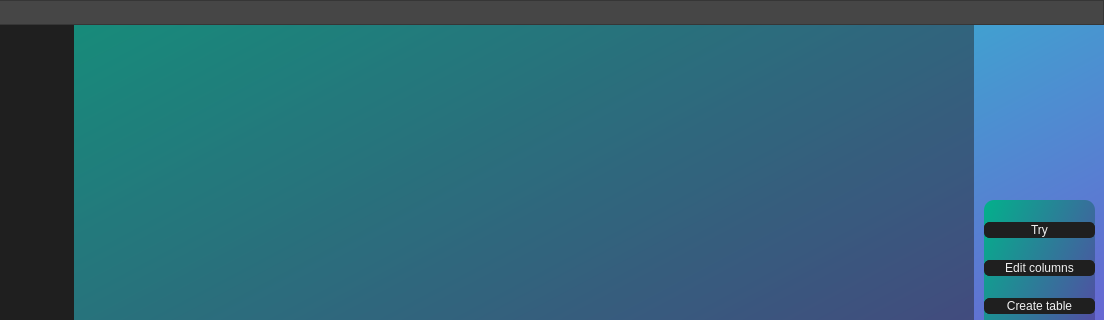
The window that BTables/forms/mainWindowForm.ui (Bloody-cpp/BTables) describes before a commit, drawn with Qt 5; both pictures show x 96 to 1200 and y 0 to 320 of the 1200 by 640 pixel window.
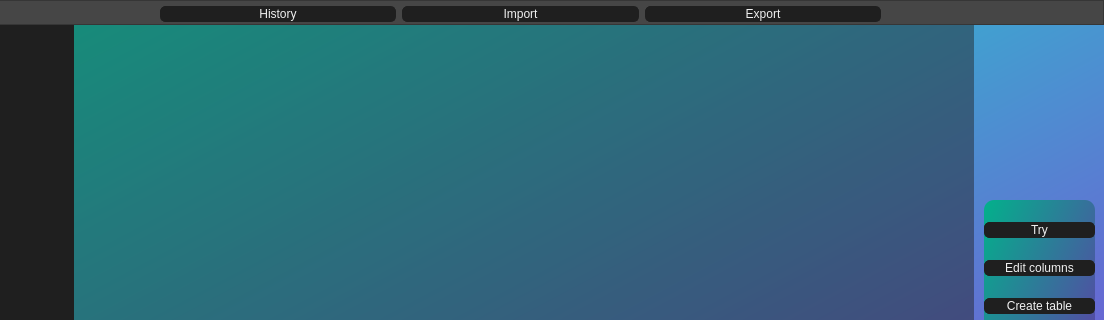
The same window after the commit. Icons and pictures are not drawn.

Commit message: add settings, history, import, export button and hover to push buttons

What changed in the file:
```diff
--- a/BTables/forms/mainWindowForm.ui
+++ b/BTables/forms/mainWindowForm.ui
@@ -80,10 +80,10 @@
    <widget class="QPushButton" name="closeButton">
     <property name="geometry">
      <rect>
-      <x>1178</x>
-      <y>3</y>
-      <width>19</width>
-      <height>19</height>
+      <x>1175</x>
+      <y>0</y>
+      <width>25</width>
+      <height>25</height>
      </rect>
     </property>
     <property name="styleSheet">
@@ -110,6 +110,114 @@
      <bool>true</bool>
     </property>
    </widget>
+   <widget class="QWidget" name="horizontalLayoutWidget">
+    <property name="geometry">
+     <rect>
+      <x>256</x>
+      <y>1</y>
+      <width>721</width>
+      <height>26</height>
+     </rect>
+    </property>
+    <layout class="QHBoxLayout" name="horizontalLayout">
+     <item>
+      <widget class="QPushButton" name="historyButton">
+       <property name="styleSheet">
+        <string notr="true">QPushButton
+{
+	border-radius: 5px;
+	background-color: rgb(31, 31, 31);
+	color: rgb(240, 240, 240);
+	border: 1px solid rgb(31, 31, 31);
+}
+QPushButton:hover
+{
+	background-color: rgb(58, 58, 58);
+	border: 1px solid rgb(58, 58, 58);
+}</string>
+       </property>
+       <property name="text">
+        <string>History</string>
+       </property>
+      </widget>
+     </item>
+     <item>
+      <widget class="QPushButton" name="importButton">
+       <property name="styleSheet">
+        <string notr="true">QPushButton
+{
+	border-radius: 5px;
+	background-color: rgb(31, 31, 31);
+	color: rgb(240, 240, 240);
+	border: 1px solid rgb(31, 31, 31);
+}
+QPushButton:hover
+{
+	background-color: rgb(58, 58, 58);
+	border: 1px solid rgb(58, 58, 58);
+}</string>
+       </property>
+       <property name="text">
+        <string>Import</string>
+       </property>
+      </widget>
+     </item>
+     <item>
+      <widget class="QPushButton" name="exportButton">
+       <property name="styleSheet">
+        <string notr="true">QPushButton
+{
+	border-radius: 5px;
+	background-color: rgb(31, 31, 31);
+	color: rgb(240, 240, 240);
+	border: 1px solid rgb(31, 31, 31);
+}
+QPushButton:hover
+{
+	background-color: rgb(58, 58, 58);
+	border: 1px solid rgb(58, 58, 58);
+}</string>
+       </property>
+       <property name="text">
+        <string>Export</string>
+       </property>
+      </widget>
+     </item>
+    </layout>
+   </widget>
+   <widget class="QPushButton" name="settingsButton">
+    <property name="geometry">
+     <rect>
+      <x>0</x>
+      <y>0</y>
+      <width>25</width>
+      <height>25</height>
+     </rect>
+    </property>
+    <property name="styleSheet">
+     <string notr="true">QPushButton:hover
+{
+	border-image: url(:/resources/files/settingsHover.png);
+    background-repeat: no-repeat;
+}</string>
+    </property>
+    <property name="text">
+     <string/>
+    </property>
+    <property name="icon">
+     <iconset resource="../resources/resource.qrc">
+      <normaloff>:/resources/files/settings.png</normaloff>:/resources/files/settings.png</iconset>
+    </property>
+    <property name="iconSize">
+     <size>
+      <width>25</width>
+      <height>25</height>
+     </size>
+    </property>
+    <property name="flat">
+     <bool>true</bool>
+    </property>
+   </widget>
   </widget>
   <widget class="QFrame" name="frame">
    <property name="geometry">
```
Left out of the diff: 5 changed lines with no effect on the pictures. The commit also changes 5 other files.
